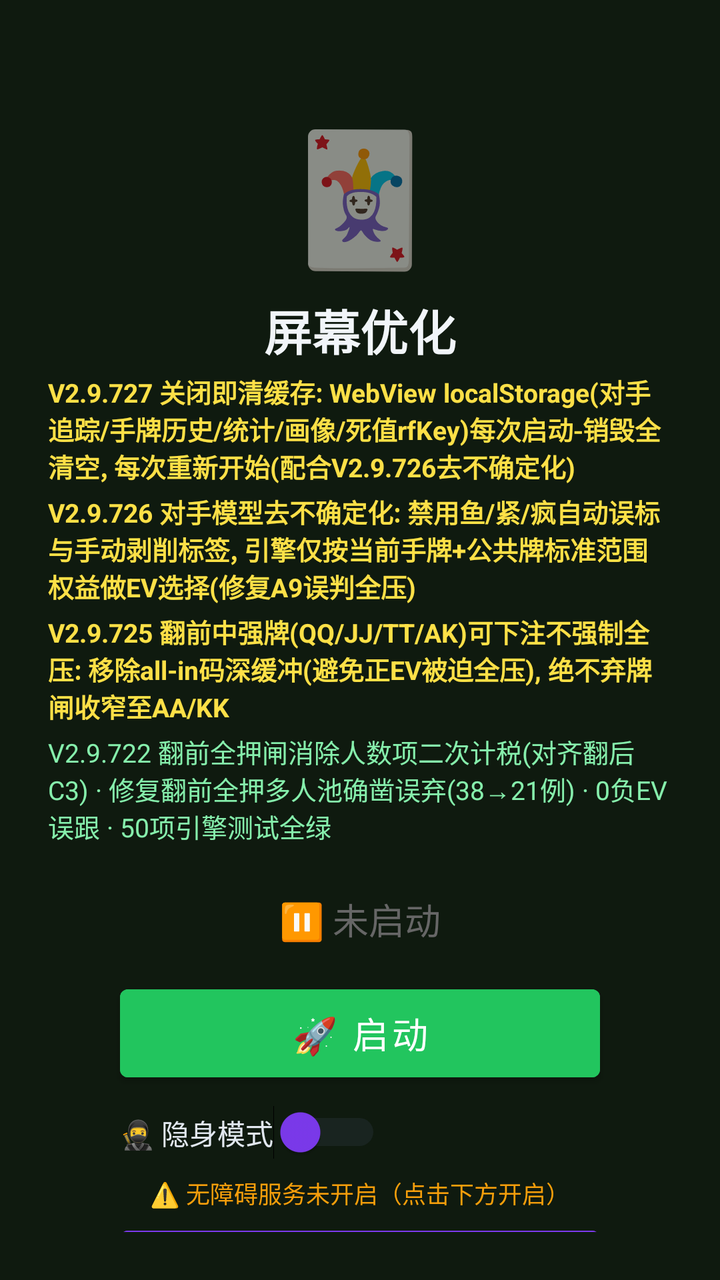
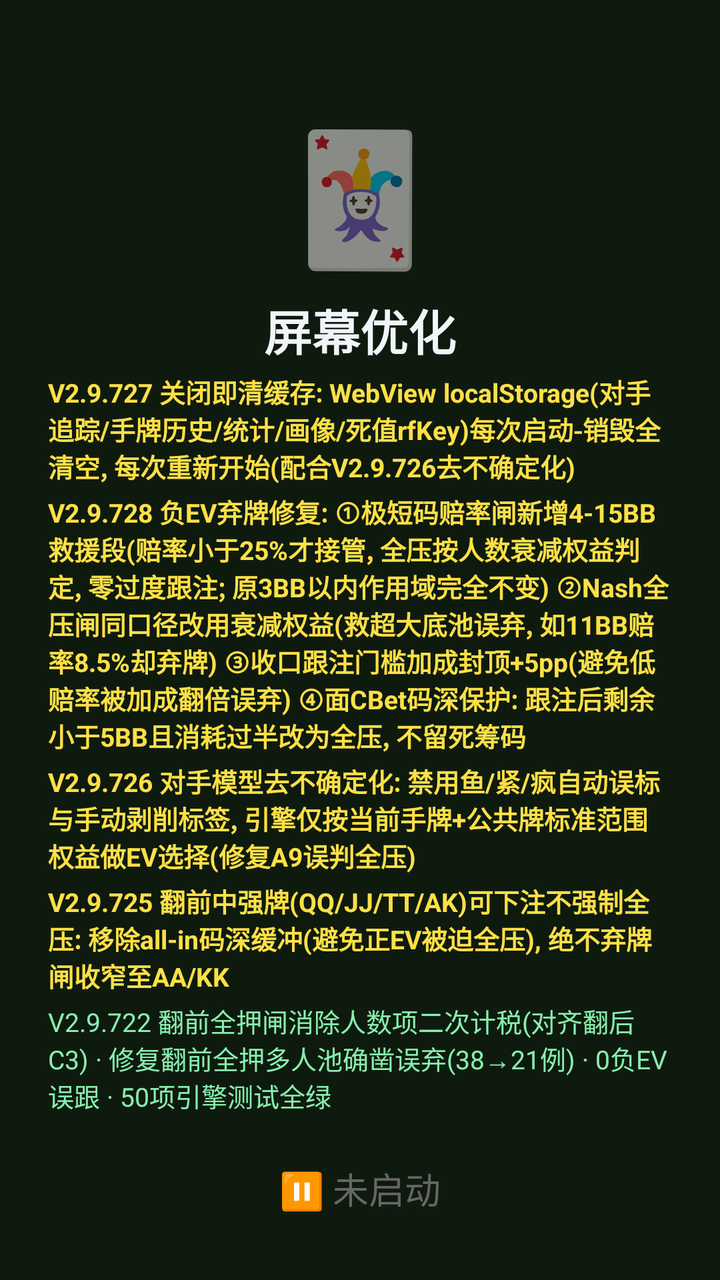

Screens rendered from an Android XML layout before and after an edit, with the pre-edit source and the edit as a unified diff.
<!-- AndroidManifest.xml: activity theme Theme.MjScreenshot -->
<!-- res/layout/activity_main.xml -->
<?xml version="1.0" encoding="utf-8"?>
<LinearLayout xmlns:android="http://schemas.android.com/apk/res/android"
    android:layout_width="match_parent"
    android:layout_height="match_parent"
    android:orientation="vertical"
    android:background="#0f1a0f"
    android:padding="24dp"
    android:gravity="center_horizontal">

    <TextView
        android:layout_width="wrap_content"
        android:layout_height="wrap_content"
        android:text="🃏"
        android:textSize="64sp"
        android:layout_marginTop="30dp" />

    <TextView
        android:layout_width="wrap_content"
        android:layout_height="wrap_content"
        android:text="屏幕优化"
        android:textSize="24sp"
        android:textColor="#f1f5f9"
        android:textStyle="bold"
        android:layout_marginTop="8dp" />

    <TextView
        android:layout_width="wrap_content"
        android:layout_height="wrap_content"
        android:text="V2.9.727 关闭即清缓存: WebView localStorage(对手追踪/手牌历史/统计/画像/死值rfKey)每次启动-销毁全清空, 每次重新开始(配合V2.9.726去不确定化)"
        android:textSize="13sp"
        android:textColor="#fde047"
        android:textStyle="bold"
        android:layout_marginTop="4dp" />

    <TextView
        android:layout_width="wrap_content"
        android:layout_height="wrap_content"
        android:text="V2.9.726 对手模型去不确定化: 禁用鱼/紧/疯自动误标与手动剥削标签, 引擎仅按当前手牌+公共牌标准范围权益做EV选择(修复A9误判全压)"
        android:textSize="13sp"
        android:textColor="#fde047"
        android:textStyle="bold"
        android:layout_marginTop="4dp" />

    <TextView
        android:layout_width="wrap_content"
        android:layout_height="wrap_content"
        android:text="V2.9.725 翻前中强牌(QQ/JJ/TT/AK)可下注不强制全压: 移除all-in码深缓冲(避免正EV被迫全压), 绝不弃牌闸收窄至AA/KK"
        android:textSize="13sp"
        android:textColor="#fde047"
        android:textStyle="bold"
        android:layout_marginTop="4dp" />

    <TextView
        android:layout_width="wrap_content"
        android:layout_height="wrap_content"
        android:text="V2.9.722 翻前全押闸消除人数项二次计税(对齐翻后C3) · 修复翻前全押多人池确凿误弃(38→21例) · 0负EV误跟 · 50项引擎测试全绿"
        android:textSize="13sp"
        android:textColor="#86efac"
        android:layout_marginTop="4dp" />

    <TextView
        android:id="@+id/tvStatus"
        android:layout_width="wrap_content"
        android:layout_height="wrap_content"
        android:text="⏸ 未启动"
        android:textSize="18sp"
        android:textColor="#666666"
        android:layout_marginTop="24dp" />

    <Button
        android:id="@+id/btnStart"
        android:layout_width="240dp"
        android:layout_height="56dp"
        android:text="🚀 启动"
        android:textSize="18sp"
        android:textColor="#ffffff"
        android:backgroundTint="#22c55e"
        android:layout_marginTop="16dp" />

    <Button
        android:id="@+id/btnHelper"
        android:layout_width="240dp"
        android:layout_height="56dp"
        android:text="🃏 打开智囊"
        android:textSize="16sp"
        android:textColor="#ffffff"
        android:backgroundTint="#16a34a"
        android:layout_marginTop="12dp"
        android:visibility="gone" />

    
    <LinearLayout
        android:layout_width="240dp"
        android:layout_height="wrap_content"
        android:orientation="horizontal"
        android:gravity="center_vertical"
        android:layout_marginTop="8dp">

        <Switch
            android:id="@+id/switchStealth"
            android:layout_width="wrap_content"
            android:layout_height="wrap_content"
            android:text="🥷 隐身模式"
            android:textColor="#e2e8f0"
            android:textSize="14sp"
            android:thumbTint="#7c3aed"
            android:trackTint="#374151" />
    </LinearLayout>

    <TextView
        android:id="@+id/tvAccessibilityStatus"
        android:layout_width="wrap_content"
        android:layout_height="wrap_content"
        android:text="⚠️ 无障碍服务未开启（点击下方开启）"
        android:textSize="12sp"
        android:textColor="#f59e0b"
        android:layout_marginTop="8dp"
        android:gravity="center" />

    <Button
        android:id="@+id/btnAccessibility"
        android:layout_width="240dp"
        android:layout_height="48dp"
        android:text="♿ 开启无障碍服务"
        android:textSize="14sp"
        android:textColor="#ffffff"
        android:backgroundTint="#7c3aed"
        android:layout_marginTop="4dp" />

    <TextView
        android:layout_width="wrap_content"
        android:layout_height="wrap_content"
        android:text="━━ API视觉识别配置 ━━"
        android:textSize="13sp"
        android:textColor="#f59e0b"
        android:layout_marginTop="20dp" />

    <LinearLayout
        android:layout_width="match_parent"
        android:layout_height="wrap_content"
        android:orientation="horizontal"
        android:layout_marginTop="8dp"
        android:gravity="center_vertical">

        <TextView
            android:layout_width="wrap_content"
            android:layout_height="wrap_content"
            android:text="平台:"
            android:textSize="14sp"
            android:textColor="#94a3b8" />

        <Spinner
            android:id="@+id/spinnerProvider"
            android:layout_width="120dp"
            android:layout_height="40dp"
            android:layout_marginStart="8dp"
            android:backgroundTint="#374151" />

        <TextView
            android:id="@+id/tvApiStatus"
            android:layout_width="wrap_content"
            android:layout_height="wrap_content"
            android:text="❌ 未配置"
            android:textSize="12sp"
            android:textColor="#ef4444"
            android:layout_marginStart="12dp" />
    </LinearLayout>

    <EditText
        android:id="@+id/etApiKey"
        android:layout_width="match_parent"
        android:layout_height="44dp"
        android:hint="输入API Key（如 sk-xxx）"
        android:textSize="14sp"
        android:textColor="#e2e8f0"
        android:textColorHint="#64748b"
        android:backgroundTint="#374151"
        android:inputType="textPassword"
        android:layout_marginTop="8dp"
        android:paddingStart="12dp"
        android:paddingEnd="12dp" />

    <Button
        android:id="@+id/btnSaveApi"
        android:layout_width="200dp"
        android:layout_height="44dp"
        android:text="💾 保存API配置"
        android:textSize="14sp"
        android:textColor="#ffffff"
        android:backgroundTint="#d97706"
        android:layout_marginTop="8dp" />

    <TextView
        android:id="@+id/tvHint"
        android:layout_width="wrap_content"
        android:layout_height="wrap_content"
        android:text="先点上方按钮启动截屏"
        android:textSize="13sp"
        android:textColor="#666666"
        android:layout_marginTop="12dp"
        android:gravity="center" />

    <TextView
        android:layout_width="wrap_content"
        android:layout_height="wrap_content"
        android:text="使用步骤：\n1. 配置API Key（支持OpenAI/通义千问VL/硅基流动）\n2. 点「开启无障碍服务」→ 开启\n3. 开启「🥷隐身模式」(反检测)\n4. 点「启动」→ 允许悬浮窗\n5. 打牌时点屏幕上的🎯悬浮球即可截屏识别\n★ 拖动悬浮球可移到不挡牌的位置 ★\n★ 长按悬浮球可展开/收起详细面板 ★\n★ 悬浮球边框颜色=建议：绿=加注 橙=跟注 红=弃牌 ★"
        android:textSize="12sp"
        android:textColor="#64748b"
        android:layout_marginTop="12dp"
        android:lineSpacingExtra="3dp" />

</LinearLayout>
<!-- resources referenced by this layout -->
<resources>
  <style name="Theme.MjScreenshot" parent="Theme.MaterialComponents.DayNight.DarkActionBar">
          <item name="colorPrimary">#1e40af</item>
          <item name="colorPrimaryVariant">#1e3a8a</item>
          <item name="colorOnPrimary">#ffffff</item>
          <item name="android:statusBarColor">#0f172a</item>
      </style>
</resources>

<!-- the commit's change to res/layout/activity_main.xml (unified diff, before → after) -->
@@ -27,6 +27,15 @@
         android:layout_width="wrap_content"
         android:layout_height="wrap_content"
         android:text="V2.9.727 关闭即清缓存: WebView localStorage(对手追踪/手牌历史/统计/画像/死值rfKey)每次启动-销毁全清空, 每次重新开始(配合V2.9.726去不确定化)"
+        android:textSize="13sp"
+        android:textColor="#fde047"
+        android:textStyle="bold"
+        android:layout_marginTop="4dp" />
+
+    <TextView
+        android:layout_width="wrap_content"
+        android:layout_height="wrap_content"
+        android:text="V2.9.728 负EV弃牌修复: ①极短码赔率闸新增4-15BB救援段(赔率小于25%才接管, 全压按人数衰减权益判定, 零过度跟注; 原3BB以内作用域完全不变) ②Nash全压闸同口径改用衰减权益(救超大底池误弃, 如11BB赔率8.5%却弃牌) ③收口跟注门槛加成封顶+5pp(避免低赔率被加成翻倍误弃) ④面CBet码深保护: 跟注后剩余小于5BB且消耗过半改为全压, 不留死筹码"
         android:textSize="13sp"
         android:textColor="#fde047"
         android:textStyle="bold"
